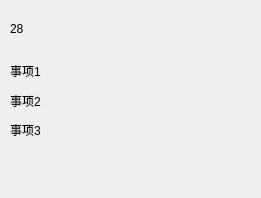
This is src/include/calendar_day.ui in LinJ0866/Haro as Qt 5 draws it before an edit. The edited form follows.
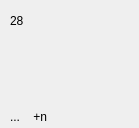
This is the edited form.

Commit message: feat: add dayItem to calendar and add time at eye

```diff
--- a/src/include/calendar_day.ui
+++ b/src/include/calendar_day.ui
@@ -6,8 +6,8 @@
    <rect>
     <x>0</x>
     <y>0</y>
-    <width>261</width>
-    <height>198</height>
+    <width>139</width>
+    <height>128</height>
    </rect>
   </property>
   <property name="focusPolicy">
@@ -22,7 +22,7 @@
   <property name="styleSheet">
    <string notr="true"/>
   </property>
-  <layout class="QVBoxLayout" name="verticalLayout" stretch="2,1,1,1,2">
+  <layout class="QVBoxLayout" name="verticalLayout" stretch="2,1,1,1">
    <property name="spacing">
     <number>3</number>
    </property>
@@ -54,23 +54,41 @@
    </item>
    <item>
     <widget class="QLabel" name="label1">
+     <property name="sizePolicy">
+      <sizepolicy hsizetype="Preferred" vsizetype="Fixed">
+       <horstretch>0</horstretch>
+       <verstretch>0</verstretch>
+      </sizepolicy>
+     </property>
+     <property name="minimumSize">
+      <size>
+       <width>0</width>
+       <height>30</height>
+      </size>
+     </property>
      <property name="styleSheet">
       <string notr="true">color: rgb(0, 0, 0);
 font: 8pt &quot;微软雅黑&quot;;</string>
      </property>
      <property name="text">
-      <string>事项1</string>
+      <string/>
      </property>
     </widget>
    </item>
    <item>
     <widget class="QLabel" name="label2">
+     <property name="minimumSize">
+      <size>
+       <width>0</width>
+       <height>30</height>
+      </size>
+     </property>
      <property name="styleSheet">
       <string notr="true">color: rgb(0, 0, 0);
 font: 8pt &quot;微软雅黑&quot;;</string>
      </property>
      <property name="text">
-      <string>事项2</string>
+      <string/>
      </property>
     </widget>
    </item>
@@ -81,23 +99,10 @@
 font: 8pt &quot;微软雅黑&quot;;</string>
      </property>
      <property name="text">
-      <string>事项3</string>
+      <string>...    +n</string>
      </property>
     </widget>
    </item>
-   <item>
-    <spacer name="verticalSpacer">
-     <property name="orientation">
-      <enum>Qt::Vertical</enum>
-     </property>
-     <property name="sizeHint" stdset="0">
-      <size>
-       <width>20</width>
-       <height>40</height>
-      </size>
-     </property>
-    </spacer>
-   </item>
   </layout>
  </widget>
  <resources/>
```
The commit also changes 8 other files.
